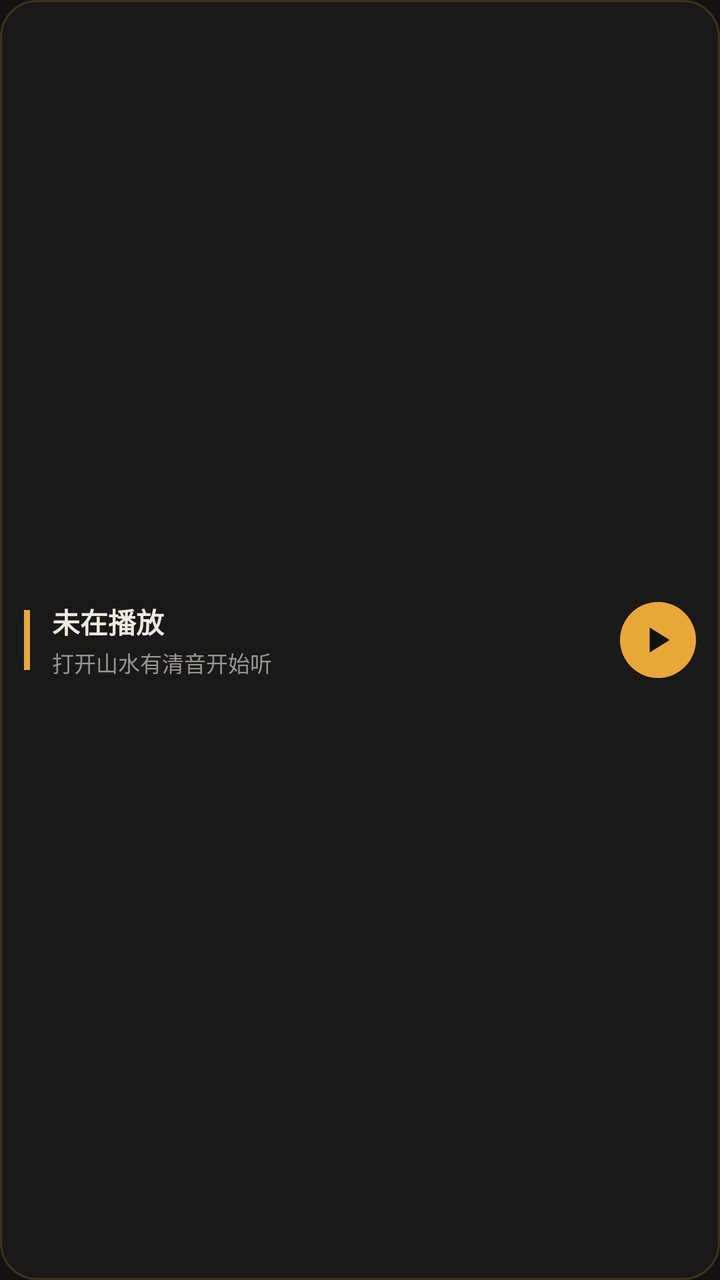
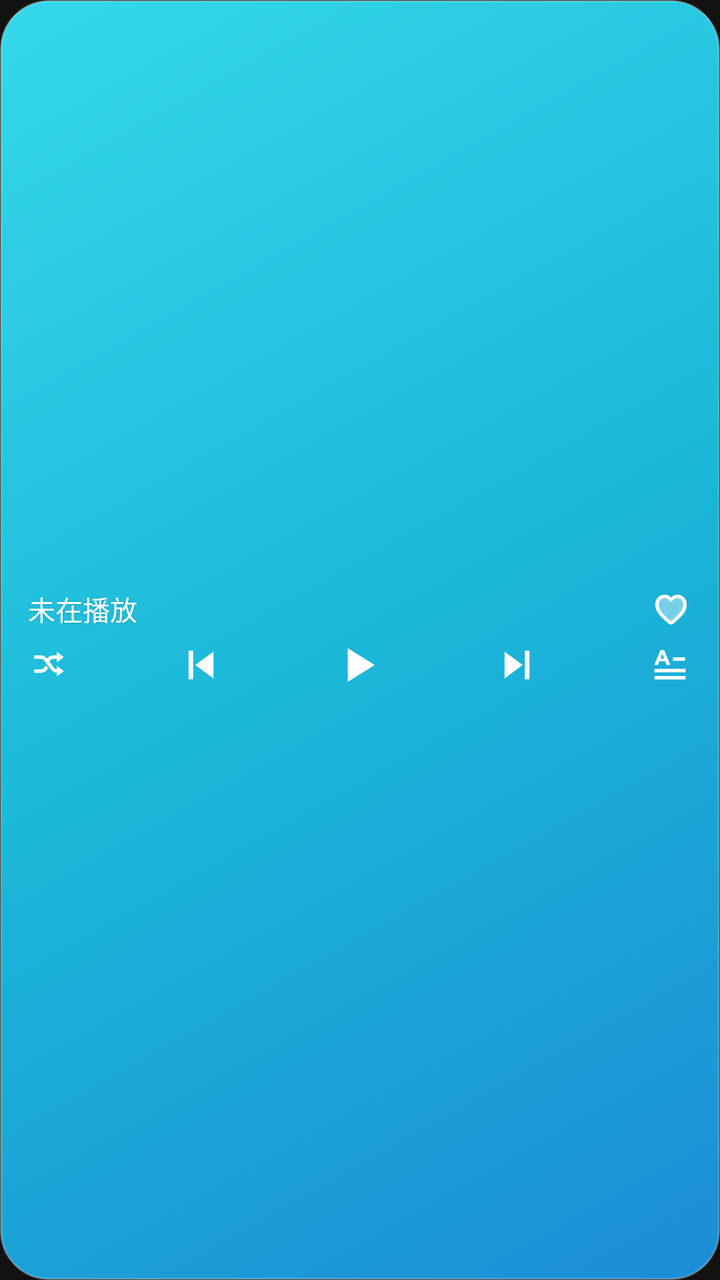

Before-and-after screenshots of an Android layout around one commit, followed by the original layout XML and the change that was made.
<!-- AndroidManifest.xml: application theme Theme.Sonance -->
<!-- res/layout/widget_minimal.xml -->
<?xml version="1.0" encoding="utf-8"?>
<LinearLayout xmlns:android="http://schemas.android.com/apk/res/android"
    android:id="@+id/widget_root"
    android:layout_width="match_parent"
    android:layout_height="match_parent"
    android:background="@drawable/widget_bg_solid"
    android:gravity="center_vertical"
    android:orientation="horizontal"
    android:padding="12dp">

    <View
        android:layout_width="3dp"
        android:layout_height="30dp"
        android:background="@color/widget_accent" />

    <LinearLayout
        android:layout_width="0dp"
        android:layout_height="wrap_content"
        android:layout_marginStart="11dp"
        android:layout_weight="1"
        android:orientation="vertical">

        <TextView
            android:id="@+id/widget_title"
            android:layout_width="match_parent"
            android:layout_height="wrap_content"
            android:ellipsize="end"
            android:maxLines="1"
            android:text="@string/widget_idle_title"
            android:textColor="@color/widget_text"
            android:textSize="14sp"
            android:textStyle="bold" />

        <TextView
            android:id="@+id/widget_artist"
            android:layout_width="match_parent"
            android:layout_height="wrap_content"
            android:layout_marginTop="2dp"
            android:ellipsize="end"
            android:maxLines="1"
            android:text="@string/widget_idle_subtitle"
            android:textColor="@color/widget_text_dim"
            android:textSize="11sp" />
    </LinearLayout>

    <ImageView
        android:id="@+id/widget_play"
        android:layout_width="38dp"
        android:layout_height="38dp"
        android:layout_marginStart="6dp"
        android:background="@drawable/widget_btn_accent"
        android:contentDescription="@string/widget_play_desc"
        android:padding="9dp"
        android:src="@drawable/widget_ic_play" />
</LinearLayout>
<!-- resources referenced by this layout -->
<resources>
  <color name="widget_accent">#FFE8A838</color>
  <color name="widget_text">#FFEDE8E0</color>
  <color name="widget_text_dim">#FF9A958E</color>
  <!-- drawable widget_bg_solid (drawable) -->
  <?xml version="1.0" encoding="utf-8"?>
  <shape xmlns:android="http://schemas.android.com/apk/res/android"
      android:shape="rectangle">
      <solid android:color="@color/widget_bg_solid" />
      <corners android:radius="18dp" />
      <stroke
          android:width="1dp"
          android:color="@color/widget_border" />
  </shape>
  <!-- drawable widget_btn_accent (drawable) -->
  <?xml version="1.0" encoding="utf-8"?>
  <ripple xmlns:android="http://schemas.android.com/apk/res/android"
      android:color="#33FFFFFF">
      <item>
          <shape android:shape="oval">
              <solid android:color="@color/widget_accent" />
          </shape>
      </item>
  </ripple>
  <!-- drawable widget_ic_play (drawable) -->
  <?xml version="1.0" encoding="utf-8"?>
  <vector xmlns:android="http://schemas.android.com/apk/res/android"
      android:width="24dp"
      android:height="24dp"
      android:viewportWidth="24"
      android:viewportHeight="24">
      <path
          android:fillColor="@color/widget_btn_icon"
          android:pathData="M7,4.5 L19,12 L7,19.5 Z" />
  </vector>
  <string name="widget_idle_subtitle">打开山水有清音开始听</string>
  <color name="widget_bg_solid">#F21A1A1A</color>
  <color name="widget_border">#33E8A838</color>
  <color name="widget_btn_icon">#FF121212</color>
  <!-- unchanged entries left out for length: 4 -->
</resources>

<!-- the commit's change to res/layout/widget_minimal.xml (unified diff, before → after) -->
@@ -1,55 +1,225 @@
 <?xml version="1.0" encoding="utf-8"?>
-<LinearLayout xmlns:android="http://schemas.android.com/apk/res/android"
+<FrameLayout xmlns:android="http://schemas.android.com/apk/res/android"
     android:id="@+id/widget_root"
     android:layout_width="match_parent"
     android:layout_height="match_parent"
-    android:background="@drawable/widget_bg_solid"
-    android:gravity="center_vertical"
-    android:orientation="horizontal"
-    android:padding="12dp">
-
-    <View
-        android:layout_width="3dp"
-        android:layout_height="30dp"
-        android:background="@color/widget_accent" />
+    android:background="@android:color/transparent">
+
+    <ImageView
+        android:id="@+id/widget_bg_img"
+        android:layout_width="match_parent"
+        android:layout_height="match_parent"
+        android:importantForAccessibility="no"
+        android:scaleType="fitXY"
+        android:src="@drawable/widget_bg" />
 
     <LinearLayout
-        android:layout_width="0dp"
-        android:layout_height="wrap_content"
-        android:layout_marginStart="11dp"
-        android:layout_weight="1"
-        android:orientation="vertical">
-
-        <TextView
-            android:id="@+id/widget_title"
+        android:layout_width="match_parent"
+        android:layout_height="match_parent"
+        android:gravity="center_vertical"
+        android:orientation="vertical"
+        android:paddingStart="14dp"
+        android:paddingTop="7dp"
+        android:paddingEnd="14dp"
+        android:paddingBottom="7dp">
+
+        <ImageView
+            android:id="@+id/widget_cover"
+            android:layout_width="0dp"
+            android:layout_height="0dp"
+            android:importantForAccessibility="no"
+            android:visibility="gone" />
+
+        
+        <LinearLayout
             android:layout_width="match_parent"
             android:layout_height="wrap_content"
-            android:ellipsize="end"
-            android:maxLines="1"
-            android:text="@string/widget_idle_title"
-            android:textColor="@color/widget_text"
-            android:textSize="14sp"
-            android:textStyle="bold" />
-
-        <TextView
-            android:id="@+id/widget_artist"
+            android:gravity="center_vertical"
+            android:orientation="horizontal">
+
+            <FrameLayout
+                android:layout_width="0dp"
+                android:layout_height="wrap_content"
+                android:layout_marginEnd="6dp"
+                android:layout_weight="1">
+
+                <LinearLayout
+                    android:id="@+id/widget_info_group"
+                    android:layout_width="match_parent"
+                    android:layout_height="wrap_content"
+                    android:orientation="vertical">
+
+                    <TextView
+                        android:id="@+id/widget_title"
+                        android:layout_width="match_parent"
+                        android:layout_height="wrap_content"
+                        android:ellipsize="end"
+                        android:fontFamily="sans-serif-medium"
+                        android:includeFontPadding="false"
+                        android:maxLines="1"
+                        android:shadowColor="#26000000"
+                        android:shadowDy="1"
+                        android:shadowRadius="2"
+                        android:text="@string/widget_idle_title"
+                        android:textColor="#FFFFFFFF"
+                        android:textSize="13.5sp" />
+
+                    <TextView
+                        android:id="@+id/widget_artist"
+                        android:layout_width="0dp"
+                        android:layout_height="0dp"
+                        android:visibility="gone" />
+                </LinearLayout>
+
+                <LinearLayout
+                    android:id="@+id/widget_lyric_group"
+                    android:layout_width="match_parent"
+                    android:layout_height="wrap_content"
+                    android:orientation="vertical"
+                    android:visibility="gone">
+
+                    <TextView
+                        android:id="@+id/widget_lyric_prev"
+                        android:layout_width="0dp"
+                        android:layout_height="0dp"
+                        android:visibility="gone" />
+
+                    <TextView
+                        android:id="@+id/widget_lyric_cur"
+                        android:layout_width="match_parent"
+                        android:layout_height="wrap_content"
+                        android:ellipsize="end"
+                        android:fontFamily="sans-serif-medium"
+                        android:includeFontPadding="false"
+                        android:maxLines="1"
+                        android:shadowColor="#26000000"
+                        android:shadowDy="1"
+                        android:shadowRadius="2"
+                        android:textColor="#FFFFFFFF"
+                        android:textSize="13.5sp" />
+
+                    <TextView
+                        android:id="@+id/widget_lyric_next"
+                        android:layout_width="0dp"
+                        android:layout_height="0dp"
+                        android:visibility="gone" />
+                </LinearLayout>
+            </FrameLayout>
+
+            <ImageView
+                android:id="@+id/widget_fav"
+                android:layout_width="21dp"
+                android:layout_height="21dp"
+                android:background="@drawable/widget_btn_ripple"
+                android:contentDescription="@string/widget_fav_desc"
+                android:scaleType="fitCenter"
+                android:src="@drawable/widget_ic_heart_outline" />
+        </LinearLayout>
+
+        
+        <LinearLayout
+            android:id="@+id/widget_controls"
             android:layout_width="match_parent"
             android:layout_height="wrap_content"
-            android:layout_marginTop="2dp"
-            android:ellipsize="end"
-            android:maxLines="1"
-            android:text="@string/widget_idle_subtitle"
-            android:textColor="@color/widget_text_dim"
-            android:textSize="11sp" />
+            android:layout_marginTop="4dp"
+            android:gravity="center_vertical"
+            android:orientation="horizontal">
+
+            <ImageView
+                android:id="@+id/widget_mode"
+                android:layout_width="21dp"
+                android:layout_height="21dp"
+                android:background="@drawable/widget_btn_ripple"
+                android:contentDescription="@string/widget_mode_desc"
+                android:scaleType="fitCenter"
+                android:src="@drawable/widget_ic_mode_shuffle" />
+
+            <FrameLayout
+                android:layout_width="0dp"
+                android:layout_height="1dp"
+                android:layout_weight="1" />
+
+            <ImageView
+                android:id="@+id/widget_prev"
+                android:layout_width="23dp"
+                android:layout_height="23dp"
+                android:background="@drawable/widget_btn_ripple"
+                android:contentDescription="@string/widget_prev_desc"
+                android:scaleType="fitCenter"
+                android:src="@drawable/widget_ic_prev" />
+
+            <FrameLayout
+                android:layout_width="0dp"
+                android:layout_height="1dp"
+                android:layout_weight="1" />
+
+            <ImageView
+                android:id="@+id/widget_play"
+                android:layout_width="27dp"
+                android:layout_height="27dp"
+                android:background="@drawable/widget_btn_ripple"
+                android:contentDescription="@string/widget_play_desc"
+                android:scaleType="fitCenter"
+                android:src="@drawable/widget_ic_play" />
+
+            <FrameLayout
+                android:layout_width="0dp"
+                android:layout_height="1dp"
+                android:layout_weight="1" />
+
+            <ImageView
+                android:id="@+id/widget_next"
+                android:layout_width="23dp"
+                android:layout_height="23dp"
+                android:background="@drawable/widget_btn_ripple"
+                android:contentDescription="@string/widget_next_desc"
+                android:scaleType="fitCenter"
+                android:src="@drawable/widget_ic_next" />
+
+            <FrameLayout
+                android:layout_width="0dp"
+                android:layout_height="1dp"
+                android:layout_weight="1" />
+
+            <ImageView
+                android:id="@+id/widget_lyric_toggle"
+                android:layout_width="22dp"
+                android:layout_height="22dp"
+                android:background="@drawable/widget_btn_ripple"
+                android:contentDescription="@string/widget_lyric_desc"
+                android:scaleType="fitCenter"
+                android:src="@drawable/widget_ic_lyric" />
+        </LinearLayout>
     </LinearLayout>
 
-    <ImageView
-        android:id="@+id/widget_play"
-        android:layout_width="38dp"
-        android:layout_height="38dp"
-        android:layout_marginStart="6dp"
-        android:background="@drawable/widget_btn_accent"
-        android:contentDescription="@string/widget_play_desc"
-        android:padding="9dp"
-        android:src="@drawable/widget_ic_play" />
-</LinearLayout>
+    <TextView
+        android:id="@+id/widget_brand"
+        android:layout_width="0dp"
+        android:layout_height="0dp"
+        android:visibility="gone" />
+
+    <LinearLayout
+        android:id="@+id/widget_progress_row"
+        android:layout_width="0dp"
+        android:layout_height="0dp"
+        android:orientation="horizontal"
+        android:visibility="gone">
+
+        <TextView
+            android:id="@+id/widget_time_cur"
+            android:layout_width="wrap_content"
+            android:layout_height="wrap_content" />
+
+        <ImageView
+            android:id="@+id/widget_progress"
+            android:layout_width="0dp"
+            android:layout_height="0dp"
+            android:layout_weight="1"
+            android:importantForAccessibility="no" />
+
+        <TextView
+            android:id="@+id/widget_time_total"
+            android:layout_width="wrap_content"
+            android:layout_height="wrap_content" />
+    </LinearLayout>
+</FrameLayout>
<!-- resource entries referenced after the edit -->
@@ -1,28 +1,95 @@
 <!-- resources referenced by this layout -->
 <resources>
-  <color name="widget_accent">#FFE8A838</color>
-  <color name="widget_text">#FFEDE8E0</color>
-  <color name="widget_text_dim">#FF9A958E</color>
-  <!-- drawable widget_bg_solid (drawable) -->
+  <!-- drawable widget_bg (drawable) -->
   <?xml version="1.0" encoding="utf-8"?>
   <shape xmlns:android="http://schemas.android.com/apk/res/android"
       android:shape="rectangle">
-      <solid android:color="@color/widget_bg_solid" />
-      <corners android:radius="18dp" />
+      <gradient
+          android:angle="315"
+          android:centerColor="#FF1BB8D8"
+          android:endColor="#FF1C8CD6"
+          android:startColor="#FF35D8EB"
+          android:type="linear" />
+      <corners android:radius="24dp" />
       <stroke
           android:width="1dp"
-          android:color="@color/widget_border" />
+          android:color="#48FFFFFF" />
   </shape>
-  <!-- drawable widget_btn_accent (drawable) -->
+  <!-- drawable widget_btn_ripple (drawable) -->
   <?xml version="1.0" encoding="utf-8"?>
   <ripple xmlns:android="http://schemas.android.com/apk/res/android"
-      android:color="#33FFFFFF">
-      <item>
-          <shape android:shape="oval">
-              <solid android:color="@color/widget_accent" />
-          </shape>
-      </item>
-  </ripple>
+      android:color="#33FFFFFF" />
+  <!-- drawable widget_ic_heart_outline (drawable) -->
+  <?xml version="1.0" encoding="utf-8"?>
+  <vector xmlns:android="http://schemas.android.com/apk/res/android"
+      android:width="24dp"
+      android:height="24dp"
+      android:viewportWidth="24"
+      android:viewportHeight="24">
+      
+      <path
+          android:fillColor="#66FFFFFF"
+          android:pathData="M12,20.8 C11.4,20.8 10.8,20.5 10.2,20.0 C6.2,16.5 3.0,13.6 3.0,9.4 C3.0,6.2 5.4,3.8 8.4,3.8 C10.0,3.8 11.4,4.5 12,5.6 C12.6,4.5 14.0,3.8 15.6,3.8 C18.6,3.8 21.0,6.2 21.0,9.4 C21.0,13.6 17.8,16.5 13.8,20.0 C13.2,20.5 12.6,20.8 12,20.8 Z" />
+      <path
+          android:fillColor="#FFFFFFFF"
+          android:pathData="M15.6,3.8 C14.0,3.8 12.6,4.5 12,5.6 C11.4,4.5 10.0,3.8 8.4,3.8 C5.4,3.8 3.0,6.2 3.0,9.4 C3.0,13.6 6.2,16.5 10.2,20.0 C10.8,20.5 11.4,20.8 12,20.8 C12.6,20.8 13.2,20.5 13.8,20.0 C17.8,16.5 21.0,13.6 21.0,9.4 C21.0,6.2 18.6,3.8 15.6,3.8 Z M12.6,18.5 C12.2,18.8 11.8,18.8 11.4,18.5 C7.8,15.3 5.0,12.8 5.0,9.4 C5.0,7.3 6.5,5.8 8.4,5.8 C9.7,5.8 10.9,6.6 11.4,7.7 L12.6,7.7 C13.1,6.6 14.3,5.8 15.6,5.8 C17.5,5.8 19.0,7.3 19.0,9.4 C19.0,12.8 16.2,15.3 12.6,18.5 Z" />
+  </vector>
+  <!-- drawable widget_ic_lyric (drawable) -->
+  <?xml version="1.0" encoding="utf-8"?>
+  <vector xmlns:android="http://schemas.android.com/apk/res/android"
+      android:width="24dp"
+      android:height="24dp"
+      android:viewportWidth="24"
+      android:viewportHeight="24">
+      
+      <path
+          android:fillColor="#FFFFFFFF"
+          android:pathData="M6.8,4.0 L8.8,4.0 L12.2,12.2 L10.2,12.2 L9.4,10.2 L6.2,10.2 L5.4,12.2 L3.4,12.2 L6.8,4.0 Z M6.8,8.6 L8.8,8.6 L7.8,6.0 L6.8,8.6 Z" />
+      
+      <path
+          android:fillColor="#FFFFFFFF"
+          android:pathData="M13.6,8.0 L20.2,8.0 L20.2,9.9 L13.6,9.9 Z" />
+      
+      <path
+          android:fillColor="#FFFFFFFF"
+          android:pathData="M3.5,14.3 L20.5,14.3 L20.5,16.2 L3.5,16.2 Z" />
+      
+      <path
+          android:fillColor="#FFFFFFFF"
+          android:pathData="M3.5,18.2 L20.5,18.2 L20.5,20.1 L3.5,20.1 Z" />
+  </vector>
+  <!-- drawable widget_ic_mode_shuffle (drawable) -->
+  <?xml version="1.0" encoding="utf-8"?>
+  <vector xmlns:android="http://schemas.android.com/apk/res/android"
+      android:width="24dp"
+      android:height="24dp"
+      android:viewportWidth="24"
+      android:viewportHeight="24">
+      
+      <path
+          android:fillColor="#FFFFFFFF"
+          android:pathData="M16.5,4.5 L20.5,7.5 L16.5,10.5 L16.5,8.5 L14.6,8.5 C13.7,8.5 12.9,9.0 12.3,9.8 L11.4,11.1 L10.0,9.5 L10.9,8.3 C11.8,7.1 13.1,6.5 14.6,6.5 L16.5,6.5 Z" />
+      <path
+          android:fillColor="#FFFFFFFF"
+          android:pathData="M3.5,6.5 L7.2,6.5 C8.7,6.5 10.0,7.1 10.9,8.3 L14.7,13.4 C15.2,14.1 16.0,14.5 16.9,14.5 L16.5,14.5 L16.5,12.5 L20.5,15.5 L16.5,18.5 L16.5,16.5 L16.9,16.5 C15.4,16.5 14.0,15.8 13.1,14.6 L9.3,9.5 C8.8,8.8 8.0,8.5 7.2,8.5 L3.5,8.5 Z" />
+      <path
+          android:fillColor="#FFFFFFFF"
+          android:pathData="M3.5,14.5 L7.2,14.5 C8.0,14.5 8.8,14.1 9.3,13.4 L10.2,12.2 L11.6,13.8 L10.9,14.6 C10.0,15.8 8.7,16.5 7.2,16.5 L3.5,16.5 Z" />
+  </vector>
+  <!-- drawable widget_ic_next (drawable) -->
+  <?xml version="1.0" encoding="utf-8"?>
+  <vector xmlns:android="http://schemas.android.com/apk/res/android"
+      android:width="24dp"
+      android:height="24dp"
+      android:viewportWidth="24"
+      android:viewportHeight="24">
+      <path
+          android:fillColor="#FFFFFFFF"
+          android:pathData="M5.5,5 L15,12 L5.5,19 Z" />
+      <path
+          android:fillColor="#FFFFFFFF"
+          android:pathData="M16.1,4.5h2.4v15h-2.4z" />
+  </vector>
   <!-- drawable widget_ic_play (drawable) -->
   <?xml version="1.0" encoding="utf-8"?>
   <vector xmlns:android="http://schemas.android.com/apk/res/android"
@@ -31,13 +98,28 @@
       android:viewportWidth="24"
       android:viewportHeight="24">
       <path
-          android:fillColor="@color/widget_btn_icon"
+          android:fillColor="#FFFFFFFF"
           android:pathData="M7,4.5 L19,12 L7,19.5 Z" />
   </vector>
-  <string name="widget_idle_subtitle">打开山水有清音开始听</string>
-  <color name="widget_bg_solid">#F21A1A1A</color>
-  <color name="widget_border">#33E8A838</color>
-  <color name="widget_btn_icon">#FF121212</color>
+  <!-- drawable widget_ic_prev (drawable) -->
+  <?xml version="1.0" encoding="utf-8"?>
+  <vector xmlns:android="http://schemas.android.com/apk/res/android"
+      android:width="24dp"
+      android:height="24dp"
+      android:viewportWidth="24"
+      android:viewportHeight="24">
+      <path
+          android:fillColor="#FFFFFFFF"
+          android:pathData="M18.5,5 L9,12 L18.5,19 Z" />
+      <path
+          android:fillColor="#FFFFFFFF"
+          android:pathData="M5.5,4.5h2.4v15h-2.4z" />
+  </vector>
+  <string name="widget_fav_desc">收藏或取消收藏</string>
+  <string name="widget_lyric_desc">显示或隐藏歌词</string>
+  <string name="widget_mode_desc">切换播放模式</string>
+  <string name="widget_next_desc">下一首</string>
+  <string name="widget_prev_desc">上一首</string>
   <!-- unchanged entries left out for length: 4 -->
 </resources>
 
